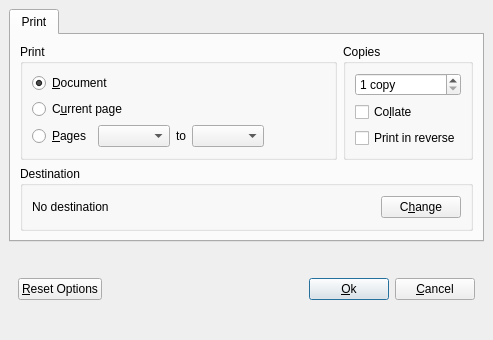
Old version of the form src/qdjviewprintdialog.ui in the repository barak/djview4.
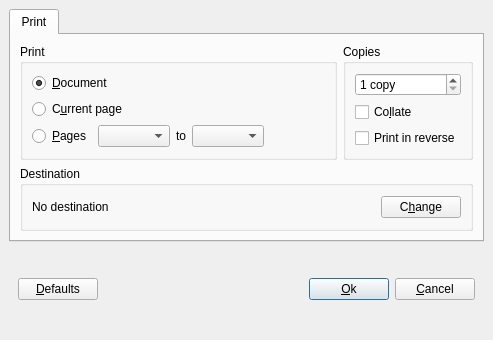
New version of the form.

The edit to the form file:
```diff
--- a/src/qdjviewprintdialog.ui
+++ b/src/qdjviewprintdialog.ui
@@ -231,7 +231,7 @@
        <item>
         <widget class="QPushButton" name="resetButton" >
          <property name="text" >
-          <string>&amp;Reset Options</string>
+          <string>&amp;Defaults</string>
          </property>
          <property name="autoDefault" >
           <bool>false</bool>
```
